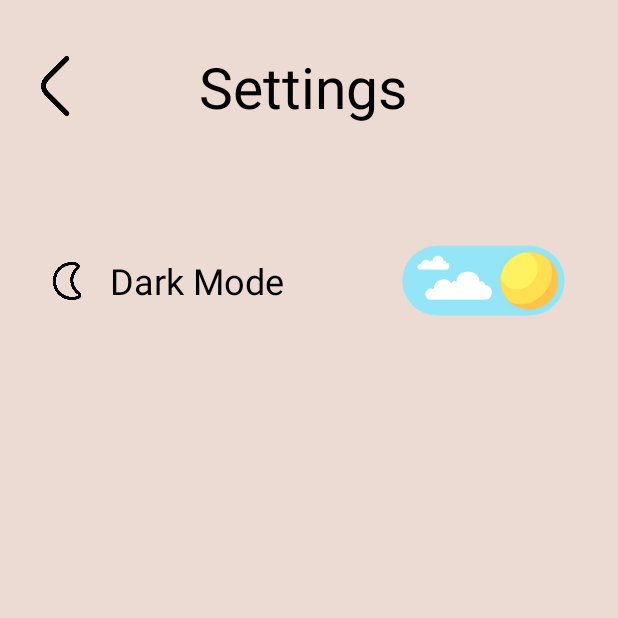
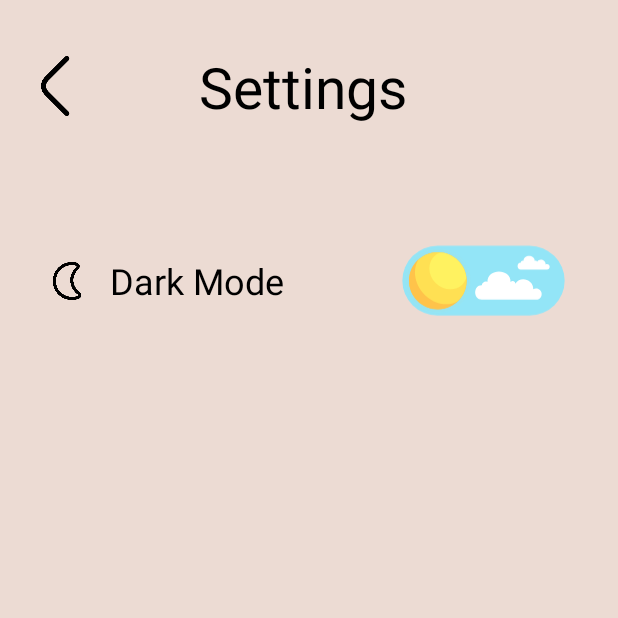
Before and after one commit to miguelcanton97/Connect4, an Android app: the SettingsActivity screen opened directly, with no data from a screen before it, on a phone screen of 412 x 824 dp, the top half of it. Run offline under Robolectric (Android 15) with nearby library versions, the phone set to English and light mode, and no system bars; our stand-ins replace Dagger/Hilt's generated code.

Commit message:
[Chore] Small strings changes. Clear instead of clean.

```diff
--- a/app/src/main/res/layout/activity_game.xml
+++ b/app/src/main/res/layout/activity_game.xml
@@ -655,14 +655,14 @@
                 android:id="@+id/cleanIcon"
                 android:layout_width="30dp"
                 android:layout_height="30dp"
-                android:contentDescription="@string/clean"
+                android:contentDescription="@string/clear"
                 app:srcCompat="@drawable/clean" />
 
             <TextView
                 android:id="@+id/cleanText"
                 android:layout_width="match_parent"
                 android:layout_height="wrap_content"
-                android:text="@string/clean"
+                android:text="@string/clear"
                 android:textAlignment="center" />
 
         </LinearLayout>
--- a/app/src/main/res/layout/activity_settings.xml
+++ b/app/src/main/res/layout/activity_settings.xml
@@ -81,6 +81,7 @@
                 android:layout_height="80dp"
                 android:layout_weight="3"
                 android:focusable="true"
+                android:rotationY="180"
                 app:lottie_autoPlay="false"
                 app:lottie_loop="false"
                 app:lottie_rawRes="@raw/dark_mode_animation"
--- a/app/src/main/res/values/strings.xml
+++ b/app/src/main/res/values/strings.xml
@@ -4,7 +4,7 @@
     <string name="play">Play</string>
     <string name="home">Home</string>
     <string name="restart">Restart</string>
-    <string name="clean">Clean</string>
+    <string name="clear">Clear</string>
     <string name="player1">Player 1</string>
     <string name="player2">Player 2</string>
     <string name="score">0:0</string>
```
Also changed, not shown: 1 other file.
